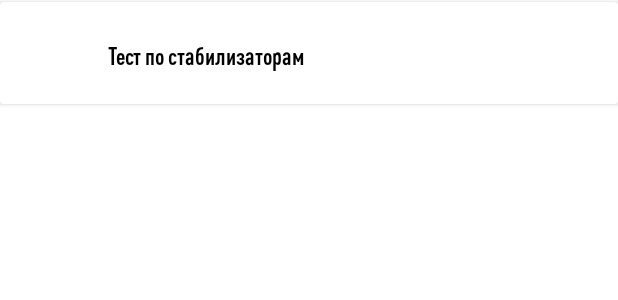
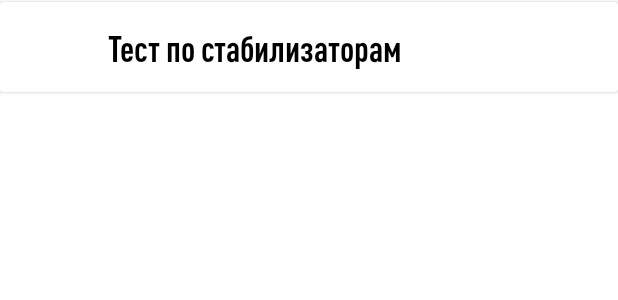
Before and after one commit to muslimkurbanov/AndroidElectromarket, an Android app: the layout item_test_layout.xml on its own in the app's theme, with its tools: preview values and no code run, on a phone screen of 412 x 824 dp. Shown: the top 300 px of the screen. Run offline under Robolectric (Android 15) with nearby library versions, the phone set to English and light mode, and no system bars.

Commit message:
Исправил отображение текста на экране тестов

```diff
--- a/app/src/main/res/layout/item_test_layout.xml
+++ b/app/src/main/res/layout/item_test_layout.xml
@@ -8,8 +8,7 @@
     <LinearLayout
         android:layout_width="match_parent"
         android:layout_height="wrap_content"
-        android:orientation="horizontal"
-        android:layout_marginTop="8dp">
+        android:orientation="horizontal">
 
         <androidx.appcompat.widget.AppCompatImageView
             android:id="@+id/imageTest"
@@ -26,10 +25,10 @@
             android:layout_height="wrap_content"
             android:text="Тест по стабилизаторам"
             android:layout_marginLeft="16dp"
-            android:layout_marginTop="16dp"
+            android:layout_gravity="center"
             android:textColor="@color/black"
             android:fontFamily="@font/din_font"
-            android:textSize="16sp"
+            android:textSize="24sp"
             android:layout_marginStart="16dp" />
 
     </LinearLayout>
```
